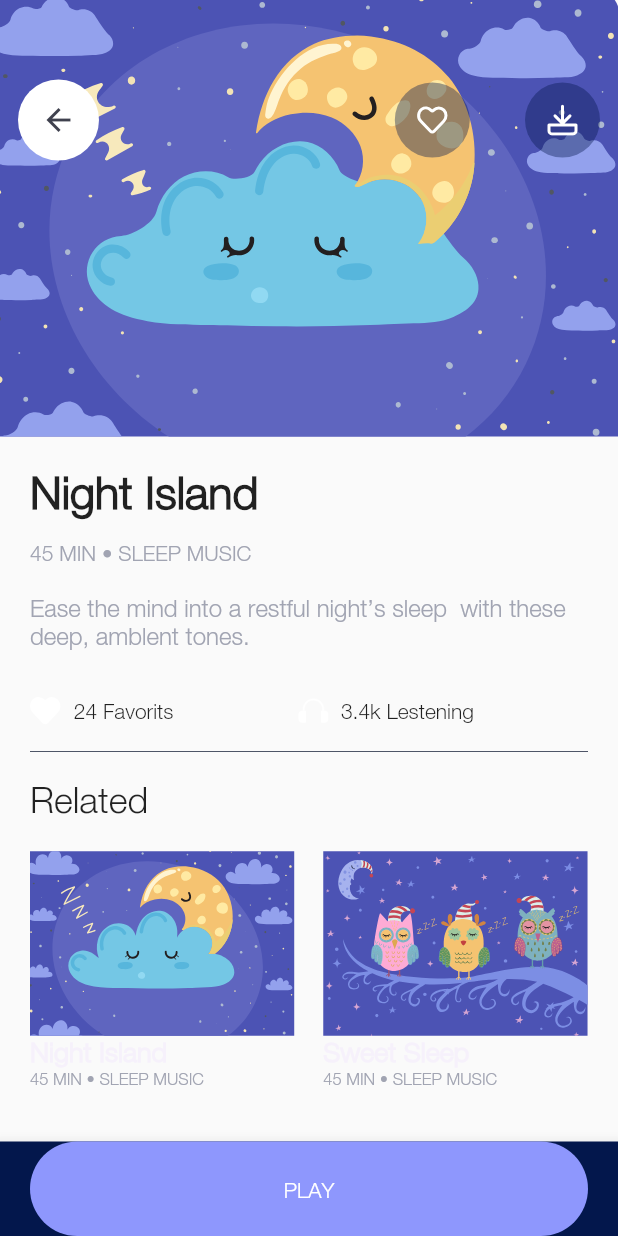
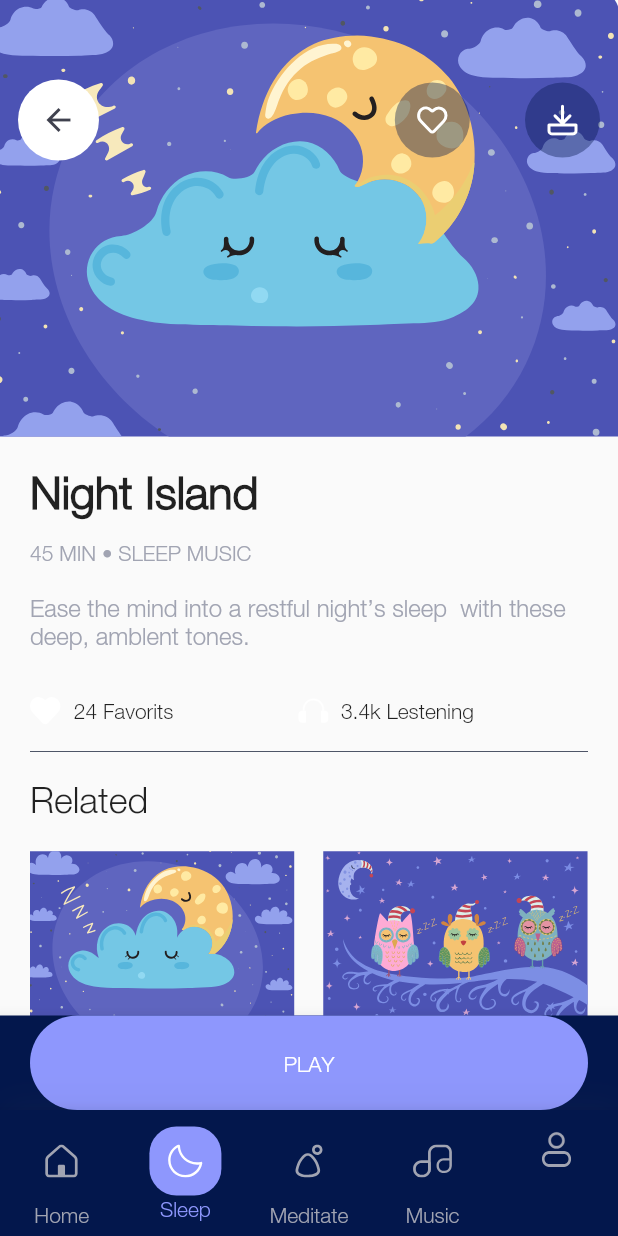
Before and after one commit to srastiv/MeditationApp, a Flutter app: the NightIslandScreen screen opened directly with empty values, after a tap on "Night Island", on a phone screen of 412 x 824 dp. Run offline on Flutter 3.47's test engine with Material 2 defaults, Android fonts, the phone set to English and light mode, and no system bars; our stand-ins replace auto_route, bloc, cloud_firestore, dartz, equatable, firebase_auth and 9 more; accounts and stored records are empty.

```diff
--- a/lib/features/meditation/presentation/screens/courses/widgets/bottom_nav.dart
+++ b/lib/features/meditation/presentation/screens/courses/widgets/bottom_nav.dart
@@ -40,28 +40,33 @@ class _CustomBottomNavigationBarWidgetState
       });
     } else {
       AutoRouter.of(context).push(const MusicScreenRoute());
-      // context.push("/music");
     }
-    // if (index != 4) {
-    //   setState(() {
-    //     currentindex = index;
-    //   });
-    // } else {
-    //   context.go("/user");
-    // }
-    // if (index != 1) {
-    //   setState(() {
-    //     currentindex = index;
-    //   });
-    // } else {
-    //   context.go("/stories");
-    // }
   }
 
   @override
   Widget build(BuildContext context) {
-    return Scaffold(
-      bottomNavigationBar: Container(
+    return AutoTabsScaffold(
+
+        //? appBarBuilder: (_, tabsRouter)=> AppBar(
+        //?   automaticallyImplyLeading: false,
+        //?   elevation: 0,
+        //?   backgroundColor: kNightBlue,
+        //?   title: kSleepStories,
+        //? ),
+
+        routes: [
+          CoursesRouter(),
+          StoriesRouter(),
+          MeditateRouter(),
+          MusicRouter(),
+          RubbishRouter(),
+        ],
+        bottomNavigationBuilder: (_, tabsRouter) {
+
+          return
+              //*  Scaffold(
+              //*   bottomNavigationBar:
+              Container(
             decoration: BoxDecoration(
               boxShadow: const [
                 BoxShadow(
@@ -73,22 +78,29 @@ class _CustomBottomNavigationBarWidgetState
               ],
               color:
                   // Theme.of(context).primaryColor,
-              currentindex == 1 ? kNightBlue : kPureWhite,
+                  tabsRouter.activeIndex == 1
+                      // currentindex == 1 ?
+                      ? kNightBlue
+                      : kPureWhite,
             ),
             child: BottomNavigationBar(
-          backgroundColor: currentindex == 1 ? kNightBlue : kPureWhite,
+              backgroundColor:
+                  tabsRouter.activeIndex == 1 ? kNightBlue : kPureWhite,
               type: BottomNavigationBarType.fixed,
-          currentIndex: currentindex,
+              currentIndex: tabsRouter.activeIndex,
               showSelectedLabels: true,
               showUnselectedLabels: true,
               unselectedItemColor: kTextGrey,
               unselectedFontSize: 14,
               selectedFontSize: 14,
               selectedItemColor: kPurple,
-          onTap: (index) => _onItemTapped(index),
+              onTap: (index) => tabsRouter.activeIndex == 3
+                  ? AutoRouter.of(context).push(const MusicScreenRoute())
+                  : tabsRouter.setActiveIndex(index),
+              //_onItemTapped(index),
               items: [
                 BottomNavigationBarItem(
-              icon: (currentindex == 0)
+                  icon: (tabsRouter.activeIndex == 0)
                       ? Container(
                           padding: const EdgeInsets.all(12),
                           decoration: BoxDecoration(
@@ -109,7 +121,7 @@ class _CustomBottomNavigationBarWidgetState
                   label: "Home",
                 ),
                 BottomNavigationBarItem(
-              icon: (currentindex == 1)
+                  icon: (tabsRouter.activeIndex == 1)
                       ? Container(
                           padding: const EdgeInsets.all(12),
                           decoration: BoxDecoration(
@@ -130,7 +142,7 @@ class _CustomBottomNavigationBarWidgetState
                   label: "Sleep",
                 ),
                 BottomNavigationBarItem(
-              icon: (currentindex == 2)
+                  icon: (tabsRouter.activeIndex == 2)
                       ? Container(
                           padding: const EdgeInsets.all(12),
                           decoration: BoxDecoration(
@@ -161,7 +173,7 @@ class _CustomBottomNavigationBarWidgetState
                   label: "Music",
                 ),
                 BottomNavigationBarItem(
-              icon: (currentindex == 4)
+                  icon: (tabsRouter.activeIndex == 4)
                       ? Container(
                           padding: const EdgeInsets.all(12),
                           decoration: BoxDecoration(
@@ -183,8 +195,11 @@ class _CustomBottomNavigationBarWidgetState
                 ),
               ],
             ),
-      ),
-      body: tabs[currentindex],
           );
+          //*     ),
+          //* ),
+          //*   body: tabs[currentindex],
+          //*  );
+        });
   }
 }
--- a/lib/features/meditation/presentation/screens/sleep/night_island_screen/night_island_screen.dart
+++ b/lib/features/meditation/presentation/screens/sleep/night_island_screen/night_island_screen.dart
@@ -13,7 +13,7 @@ import '../common_widgets/songs_gridview.dart';
 class NightIslandScreen extends StatelessWidget {
   const NightIslandScreen({
     Key? key,
-    required this.song,
+    @PathParam() required this.song,
   }) : super(key: key);
   final String song;
   @override
@@ -69,7 +69,7 @@ class NightIslandScreen extends StatelessWidget {
                   const SizedBox(height: 150),
                   GestureDetector(
                       onTap: () {
-                        AutoRouter.of(context).push(const RubbishRoute());
+                        AutoRouter.of(context).push(const RubbishRouter());
                         //context.push("/rubbish");
                       },
                       child: Text(
```
Also changed, not shown: lib/features/meditation/presentation/routing/auto_router.dart (+75 -5 lines), lib/features/meditation/presentation/screens/sleep/rubbish.dart (+6 -2 lines), lib/features/meditation/presentation/screens/sleep/stories/sleep_stories.dart (+0 -14 lines), lib/features/meditation/presentation/routing/auto_router.gr.dart, pubspec.lock, 3 other files. Lines whose indentation alone changed are shown as unchanged.
